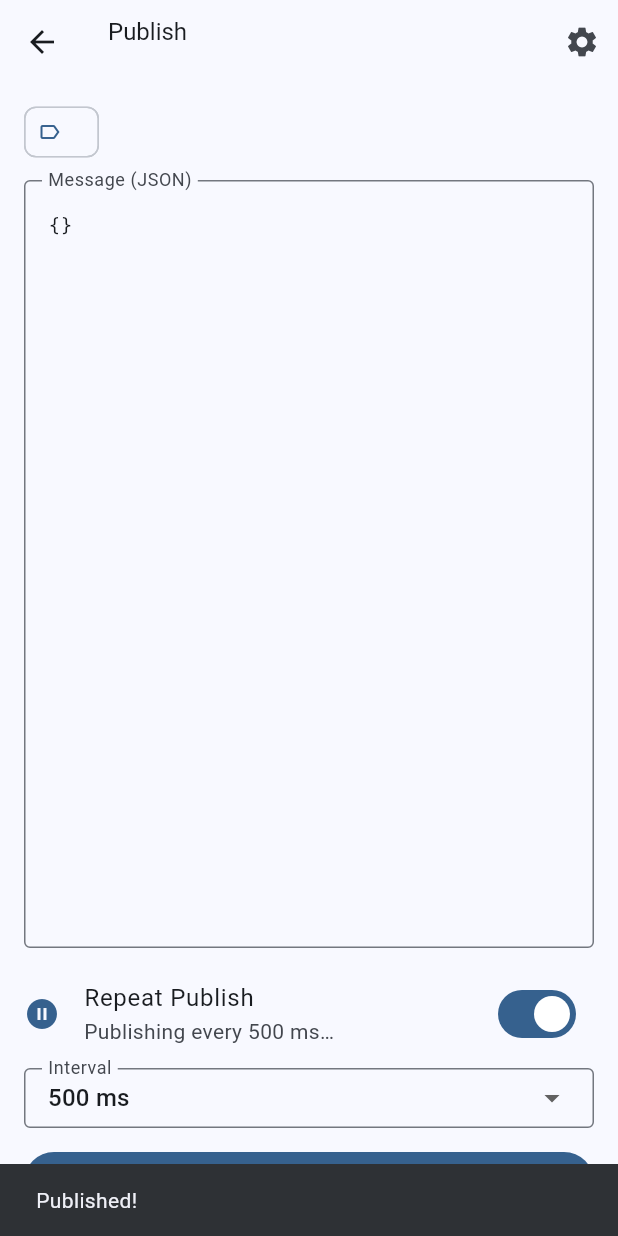
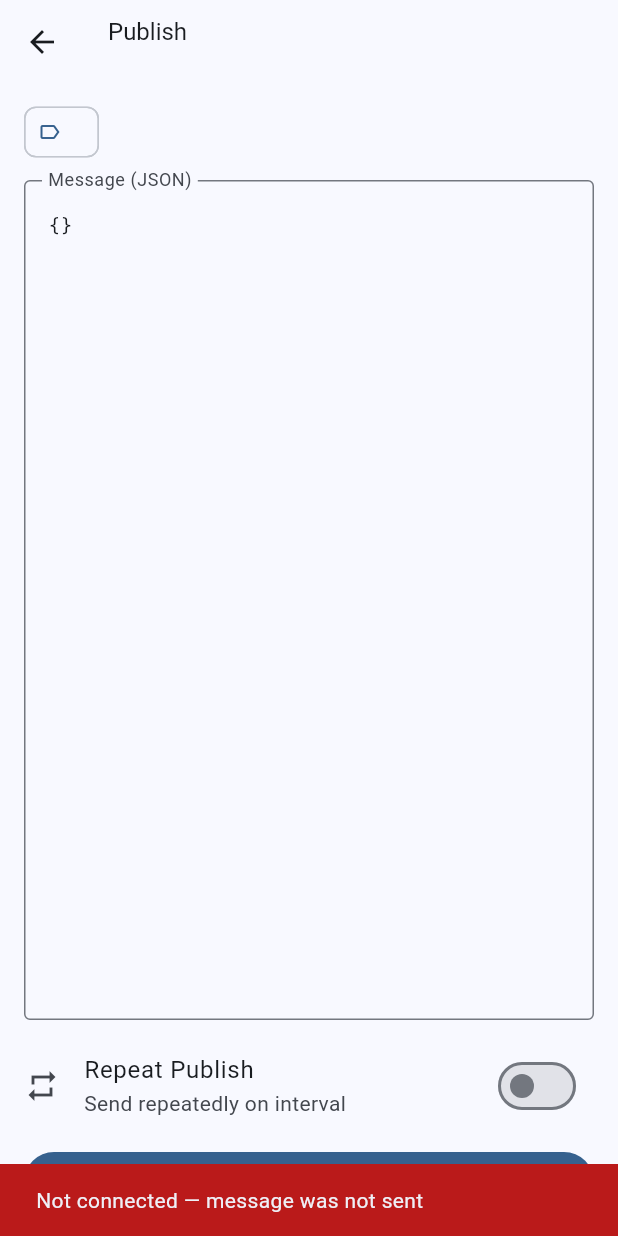
Before and after one commit to PolyGon-13/Robotics-Tool, a Flutter app: the PublishScreen screen opened directly with empty values, after a tap on "Repeat Publish", on a phone screen of 412 x 824 dp. Run offline on Flutter 3.47's test engine with Material 3 defaults, Android fonts, the phone set to English and light mode, and no system bars; our stand-ins replace file_picker, fl_chart, shared_preferences; accounts and stored records are empty.

Commit message:
Show data freshness and stop crashing on null scan ranges
- Add tolerant message accessors (lib/utils/ros_msg.dart). rosbridge sends
  inf/NaN floats as null, which crashed the LaserScan view on every message.
- Add a sliding-window RateMeter: Hz now follows the current rate and a
  status strip shows "No data for N s" when a publisher stalls, "Waiting
  for data" before the first message, and a disconnected state.
- Keep counting messages while paused; add a Visual/Raw JSON toggle and
  route visualizers through a single registry (all std_msgs number types).
- Charts only add a point for a new message, not on every rebuild.
- Publish: report failure when disconnected, no snackbar per repeat,
  show the number of messages sent.
- Tests: message helpers, RateMeter, and RosbridgeService against an
  in-process WebSocket server (reconnect re-subscribes, publish failure).

Co-Authored-By: Claude Opus 5.5 <noreply@anthropic.com>
Claude-Session: https://claude.ai/code/session_01AJ6qb9njxo7TixhE2AFfpX

```diff
--- a/lib/screens/publish_screen.dart
+++ b/lib/screens/publish_screen.dart
@@ -5,7 +5,6 @@ import 'package:flutter/material.dart';
 import 'package:provider/provider.dart';
 
 import '../providers/connection_provider.dart';
-import '../widgets/settings_button.dart';
 
 class PublishScreen extends StatefulWidget {
   final String topic;
@@ -24,7 +23,7 @@ class _PublishScreenState extends State<PublishScreen> {
   bool _isRepeating = false;
   int _intervalMs = 500;
   Timer? _timer;
-  bool _isSending = false;
+  int _sentCount = 0;
 
   static const List<int> _intervals = [100, 500, 1000];
 
@@ -92,36 +91,43 @@ class _PublishScreenState extends State<PublishScreen> {
 
   // ─── 발행 ─────────────────────────────────────────────────────────────────
 
-  Future<void> _sendOnce() async {
-    if (!_isValid) return;
-    setState(() => _isSending = true);
-    try {
-      final msg = jsonDecode(_controller.text) as Map<String, dynamic>;
-      context.read<ConnectionProvider>().service.publish(
-            widget.topic,
-            widget.type,
-            msg,
-          );
-      if (mounted) {
-        ScaffoldMessenger.of(context).showSnackBar(
-          const SnackBar(
-            content: Text('Published!'),
-            duration: Duration(milliseconds: 800),
-          ),
-        );
-      }
-    } catch (e) {
-      if (mounted) {
-        ScaffoldMessenger.of(context).showSnackBar(
-          SnackBar(
-            content: Text('Publish failed: $e'),
-            backgroundColor: Theme.of(context).colorScheme.error,
-          ),
-        );
-      }
-    } finally {
-      if (mounted) setState(() => _isSending = false);
+  /// Publishes the editor content once. Returns false (and stops repeating)
+  /// if the message could not be sent.
+  bool _send({bool fromRepeat = false}) {
+    if (!_isValid) return false;
+    final decoded = jsonDecode(_controller.text);
+    if (decoded is! Map<String, dynamic>) {
+      _fail('The message must be a JSON object: { ... }');
+      return false;
     }
+    final ok = context
+        .read<ConnectionProvider>()
+        .service
+        .publish(widget.topic, widget.type, decoded);
+    if (!ok) {
+      _fail('Not connected — message was not sent');
+      return false;
+    }
+    setState(() => _sentCount++);
+    if (!fromRepeat) {
+      ScaffoldMessenger.of(context)
+        ..hideCurrentSnackBar()
+        ..showSnackBar(SnackBar(
+          content: Text('Published to ${widget.topic}'),
+          duration: const Duration(milliseconds: 900),
+        ));
+    }
+    return true;
+  }
+
+  void _fail(String message) {
+    if (_isRepeating) _toggleRepeat(false);
+    ScaffoldMessenger.of(context)
+      ..hideCurrentSnackBar()
+      ..showSnackBar(SnackBar(
+        content: Text(message),
+        backgroundColor: Theme.of(context).colorScheme.error,
+      ));
   }
 
   void _toggleRepeat(bool value) {
@@ -130,7 +136,7 @@ class _PublishScreenState extends State<PublishScreen> {
     if (value && _isValid) {
       _timer = Timer.periodic(
         Duration(milliseconds: _intervalMs),
-        (_) => _sendOnce(),
+        (_) => _send(fromRepeat: true),
       );
     }
     setState(() => _isRepeating = value && _isValid);
@@ -165,7 +171,6 @@ class _PublishScreenState extends State<PublishScreen> {
             ),
           ],
         ),
-        actions: const [SettingsButton()],
       ),
       body: Column(
         children: [
@@ -209,7 +214,7 @@ class _PublishScreenState extends State<PublishScreen> {
             title: const Text('Repeat Publish'),
             subtitle: Text(
               _isRepeating
-                  ? 'Publishing every $_intervalMs ms…'
+                  ? 'Publishing every $_intervalMs ms · $_sentCount sent'
                   : 'Send repeatedly on interval',
             ),
             secondary: Icon(
@@ -260,16 +265,11 @@ class _PublishScreenState extends State<PublishScreen> {
               child: SizedBox(
                 width: double.infinity,
                 child: FilledButton.icon(
-                  onPressed: (!_isValid || _isSending) ? null : _sendOnce,
-                  icon: _isSending
-                      ? const SizedBox(
-                          width: 18,
-                          height: 18,
-                          child: CircularProgressIndicator(
-                              strokeWidth: 2, color: Colors.white),
-                        )
-                      : const Icon(Icons.send),
-                  label: const Text('Publish Once'),
+                  onPressed: _isValid ? () => _send() : null,
+                  icon: const Icon(Icons.send),
+                  label: Text(_sentCount == 0
+                      ? 'Publish Once'
+                      : 'Publish Once  ($_sentCount sent)'),
                 ),
               ),
             ),
--- a/lib/services/rosbridge_service.dart
+++ b/lib/services/rosbridge_service.dart
@@ -260,14 +260,16 @@ class RosbridgeService {
 
   // ─── Publish ───────────────────────────────────────────────────────────────
 
-  /// fire-and-forget: rosbridge publish op (응답 없음)
-  void publish(String topic, String type, Map<String, dynamic> message) {
-    if (_channel == null || _status != ConnectionStatus.connected) return;
+  /// fire-and-forget: rosbridge publish op (응답 없음).
+  /// 연결되어 있지 않아 보내지 못하면 false.
+  bool publish(String topic, String type, Map<String, dynamic> message) {
+    if (_channel == null || _status != ConnectionStatus.connected) return false;
     _channel!.sink.add(jsonEncode({
       'op': 'publish',
       'topic': topic,
       'type': type,
       'msg': message,
     }));
+    return true;
   }
 }
--- a/lib/widgets/visualizations/odometry_widget.dart
+++ b/lib/widgets/visualizations/odometry_widget.dart
@@ -27,7 +27,8 @@ class _OdometryWidgetState extends State<OdometryWidget> {
   @override
   void didUpdateWidget(OdometryWidget old) {
     super.didUpdateWidget(old);
-    _processMsg(widget.latestMsg);
+    // Rebuilds also happen without a new message (status refresh)
+    if (!identical(old.latestMsg, widget.latestMsg)) _processMsg(widget.latestMsg);
   }
 
   void _processMsg(Map<String, dynamic> msg) {
--- a/lib/widgets/visualizations/scalar_chart_widget.dart
+++ b/lib/widgets/visualizations/scalar_chart_widget.dart
@@ -26,7 +26,8 @@ class _ScalarChartWidgetState extends State<ScalarChartWidget> {
   @override
   void didUpdateWidget(ScalarChartWidget old) {
     super.didUpdateWidget(old);
-    _addPoint(widget.latestMsg);
+    // Rebuilds also happen without a new message (status refresh)
+    if (!identical(old.latestMsg, widget.latestMsg)) _addPoint(widget.latestMsg);
   }
 
   void _addPoint(Map<String, dynamic> msg) {
--- a/lib/widgets/visualizations/twist_widget.dart
+++ b/lib/widgets/visualizations/twist_widget.dart
@@ -26,7 +26,8 @@ class _TwistWidgetState extends State<TwistWidget> {
   @override
   void didUpdateWidget(TwistWidget old) {
     super.didUpdateWidget(old);
-    _update(widget.latestMsg);
+    // Rebuilds also happen without a new message (status refresh)
+    if (!identical(old.latestMsg, widget.latestMsg)) _update(widget.latestMsg);
   }
 
   void _update(Map<String, dynamic> msg) {
```
Also changed, not shown: lib/screens/visualization_screen.dart (+151 -66 lines), lib/utils/rate_meter.dart (added, +81 -0 lines), lib/utils/ros_msg.dart (added, +93 -0 lines), lib/widgets/visualizations/laser_scan_widget.dart (+8 -6 lines), lib/widgets/visualizations/visualizer_registry.dart (added, +34 -0 lines), 4 other files.
